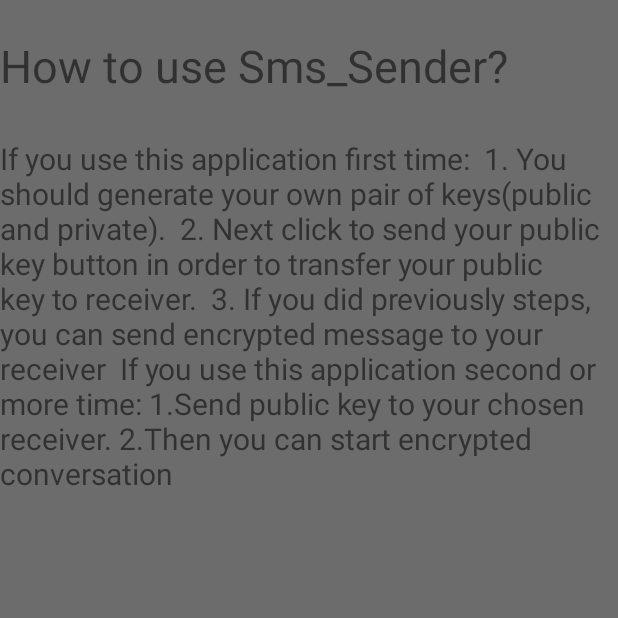
After one commit to mateusz342/Sms_sender2, an Android app: the Help_Activity screen opened directly, with no data from a screen before it, on a phone screen of 412 x 824 dp, the top half of it. The commit adds this screen. Run offline under Robolectric (Android 15) with nearby library versions, the phone set to English and light mode, and no system bars.

Commit message:
+pseudo help

```diff
--- /dev/null
+++ b/app/src/main/java/pl/edu/wat/sms_sender2/Help_Activity.java
@@ -0,0 +1,13 @@
+package pl.edu.wat.sms_sender2;
+
+import android.os.Bundle;
+import android.support.v7.app.AppCompatActivity;
+
+public class Help_Activity extends AppCompatActivity {
+    @Override
+    protected void onCreate(Bundle savedInstanceState) {
+        super.onCreate(savedInstanceState);
+        setContentView(R.layout.activity_help);
+    }
+
+}
--- a/app/src/main/java/pl/edu/wat/sms_sender2/Send_activity.java
+++ b/app/src/main/java/pl/edu/wat/sms_sender2/Send_activity.java
@@ -350,6 +350,7 @@ public class Send_activity extends AppCompatActivity {
         File fileg=new File(sdcard,"mypublickeyg.txt");
 
         try {
+            if(filep.exists() && filey.exists() && fileg.exists()) {
             BufferedReader brp = new BufferedReader(new FileReader(filep));
             BufferedReader bry = new BufferedReader(new FileReader(filey));
             BufferedReader brg = new BufferedReader(new FileReader(fileg));
@@ -376,6 +377,9 @@ public class Send_activity extends AppCompatActivity {
                 sms.sendMultipartTextMessage(theNumber, null, parts, null, null);
                 //smsManager.sendTextMessage(theNumber, null, aString, null, null);
                 Toast.makeText(this, "Public key send!", Toast.LENGTH_SHORT).show();
+            }}
+            else{
+                Toast.makeText(this, "First, you have to generate your pair of keys!", Toast.LENGTH_SHORT).show();
             }
         }catch(Exception e){
             Toast.makeText(getBaseContext(), e.getMessage(),
--- /dev/null
+++ b/app/src/main/res/layout/activity_help.xml
@@ -0,0 +1,42 @@
+<?xml version="1.0" encoding="utf-8"?>
+<RelativeLayout
+    xmlns:android="http://schemas.android.com/apk/res/android"
+    xmlns:app="http://schemas.android.com/apk/res-auto"
+    xmlns:tools="http://schemas.android.com/tools"
+    android:layout_width="match_parent"
+    android:layout_height="match_parent"
+    android:fitsSystemWindows="true"
+    android:background="@color/common_google_signin_btn_text_light_focused"
+    tools:context="pl.edu.wat.sms_sender2.Help_Activity">
+
+
+    <TextView
+        android:textSize="30dp"
+        android:layout_width="match_parent"
+        android:layout_height="wrap_content"
+
+        android:id="@+id/textView"
+        android:layout_alignParentTop="true"
+        android:layout_alignParentStart="true"
+        android:layout_marginTop="23dp"
+        android:text="How to use Sms_Sender?"/>
+
+    <TextView
+        android:textSize="20dp"
+        android:layout_width="match_parent"
+        android:layout_height="wrap_content"
+        android:id="@+id/textView1"
+        android:layout_marginTop="28dp"
+        android:layout_below="@+id/textView"
+        android:layout_alignParentStart="true"
+        android:text="If you use this application first time:
+ 1. You should generate your own pair of keys(public and private).
+ 2. Next click to send your public key button in order to transfer your public key to receiver.
+ 3. If you did previously steps, you can send encrypted message to your receiver
+
+If you use this application second or more time:
+1.Send public key to your chosen receiver.
+2.Then you can start encrypted conversation"/>
+
+
+</RelativeLayout>
--- a/app/src/main/res/values/strings.xml
+++ b/app/src/main/res/values/strings.xml
@@ -2,4 +2,5 @@
     <string name="app_name">Sms_sender2</string>
     <string name="title_activity_send_activity">Send_activity</string>
     <string name="title_activity_decrypt">Decrypt</string>
+    <string name="title_activity_help_">Help_Activity</string>
 </resources>
--- a/app/src/main/res/values/styles.xml
+++ b/app/src/main/res/values/styles.xml
@@ -13,8 +13,8 @@
         <item name="windowNoTitle">true</item>
     </style>
 
-    <style name="AppTheme.AppBarOverlay" parent="ThemeOverlay.AppCompat.Dark.ActionBar" />
+    <style name="AppTheme.AppBarOverlay" parent="ThemeOverlay.AppCompat.Dark.ActionBar"/>
 
-    <style name="AppTheme.PopupOverlay" parent="ThemeOverlay.AppCompat.Light" />
+    <style name="AppTheme.PopupOverlay" parent="ThemeOverlay.AppCompat.Light"/>
 
 </resources>
```
Also changed, not shown: app/src/main/AndroidManifest.xml (+44 -31 lines), app/src/main/java/pl/edu/wat/sms_sender2/MainActivity.java (+9 -23 lines), app/src/main/java/pl/edu/wat/sms_sender2/SmsBroadcastReceiver.java (+10 -3 lines), app/src/main/res/layout/content_help_.xml (added, +17 -0 lines).
